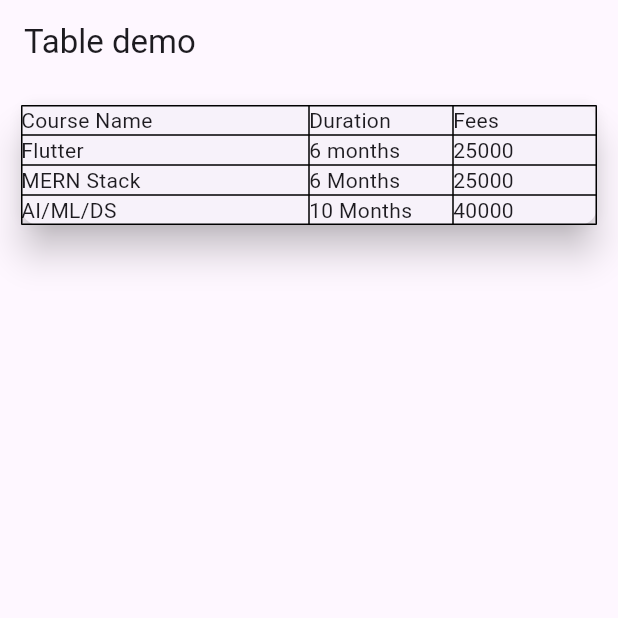
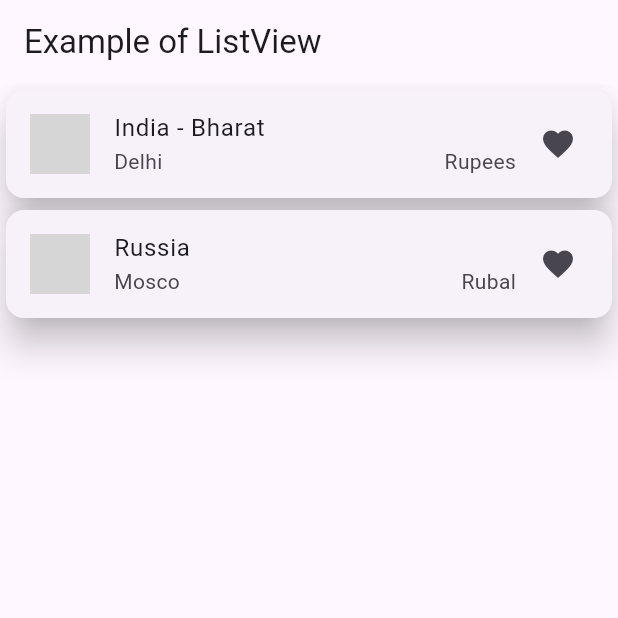
Before and after one commit to theeasylearn/flutter12_basic_of_flutter, a Flutter app: the screen it shows after launch, on a phone screen of 412 x 824 dp, the top half of it. Run offline on Flutter 3.47's test engine with Material 3 defaults, Android fonts, the phone set to English and light mode, and no system bars; network calls fail; grey boxes are pictures that could not be loaded.

Commit message:
9_sixedbox_demo_1.dart

```diff
--- /dev/null
+++ b/lib/14_listview_demo_1.dart
@@ -0,0 +1,54 @@
+
+import 'package:flutter/cupertino.dart';
+import 'package:flutter/material.dart';
+
+class ListViewExample1 extends StatelessWidget {
+  @override
+  Widget build(BuildContext context) {
+    return MaterialApp(
+        home: Scaffold(
+          appBar: AppBar(
+            title: Text("Example of ListView "),
+          ),
+          body: ListView(
+            children: [
+              Card(
+                elevation: 10,
+                child: ListTile(
+                  title: Text("India - Bharat"),
+                  subtitle: Row(
+                    mainAxisAlignment: MainAxisAlignment.spaceBetween,
+                    children: [
+                      Text("Delhi"),
+                      Text("Rupees"),
+                    ],
+                  ),
+                  leading: CircleAvatar(
+                    backgroundImage: NetworkImage("https://upload.wikimedia.org/wikipedia/en/thumb/4/41/Flag_of_India.svg/1200px-Flag_of_India.svg.png?20240827082344"),
+                  ),
+                  trailing: Icon(Icons.favorite),
+                ),
+              ),
+              Card(
+                elevation: 10,
+                child: ListTile(
+                  title: Text("Russia"),
+                  subtitle: Row(
+                    mainAxisAlignment: MainAxisAlignment.spaceBetween,
+                    children: [
+                      Text("Mosco"),
+                      Text("Rubal"),
+                    ],
+                  ),
+                  leading: CircleAvatar(
+                    backgroundImage: NetworkImage("https://upload.wikimedia.org/wikipedia/en/thumb/f/f3/Flag_of_Russia.svg/1200px-Flag_of_Russia.svg.png?20120812153731"),
+                  ),
+                  trailing: Icon(Icons.favorite),
+                ),
+              ),
+            ],
+          ) ,
+        ),
+    );
+  }
+}
--- /dev/null
+++ b/lib/15_listview_demo_2.dart
@@ -0,0 +1,13 @@
+import 'package:flutter/cupertino.dart';
+import 'package:flutter/material.dart';
+
+class ListViewDemo2 extends StatelessWidget {
+  const ListViewDemo2({super.key});
+
+  @override
+  Widget build(BuildContext context) {
+    return MaterialApp(
+
+    );
+  }
+}
```
Also changed, not shown: lib/13_wrap_widget_demo.dart (added, +37 -0 lines), lib/main.dart (+6 -4 lines), lib/10_aspect_demo.dart (renamed from lib/aspect_demo_1.dart), lib/11_stack_demo_1.dart (renamed from lib/stack_demo_1.dart), lib/12_table_demo_1.dart (renamed from lib/table_demo_1.dart).
